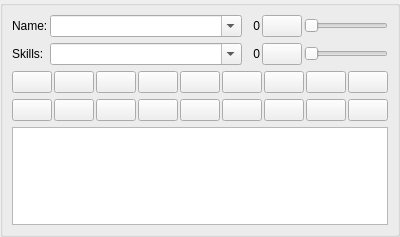
Above: CardSearchWidget.ui from WarrantyVoid/tyrant-optimize-gui before the change. Below: the same form after it.
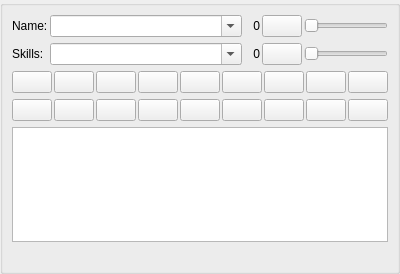
That is the form after the change. Icons and pictures are not drawn.

Commit message: Added card search info (num displayed/num found)

What changed in the file:
```diff
--- a/CardSearchWidget.ui
+++ b/CardSearchWidget.ui
@@ -7,7 +7,7 @@
     <x>0</x>
     <y>0</y>
     <width>287</width>
-    <height>237</height>
+    <height>274</height>
    </rect>
   </property>
   <property name="sizePolicy">
@@ -705,6 +705,13 @@
       <item row="4" column="0" colspan="3">
        <widget class="QGraphicsView" name="finderView"/>
       </item>
+      <item row="5" column="0" colspan="3">
+       <widget class="QLabel" name="finderLabel">
+        <property name="text">
+         <string/>
+        </property>
+       </widget>
+      </item>
      </layout>
     </widget>
    </item>
```
The commit also changes 1 other file.
